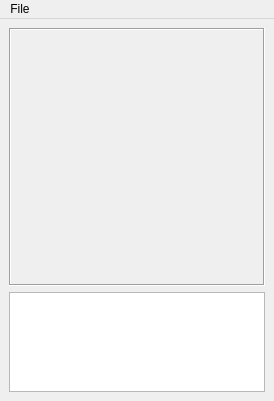
This is src/ui/editors/tpc.ui in vrifftech/HolocronToolset as Qt 5 draws it before an edit. The edited form follows.
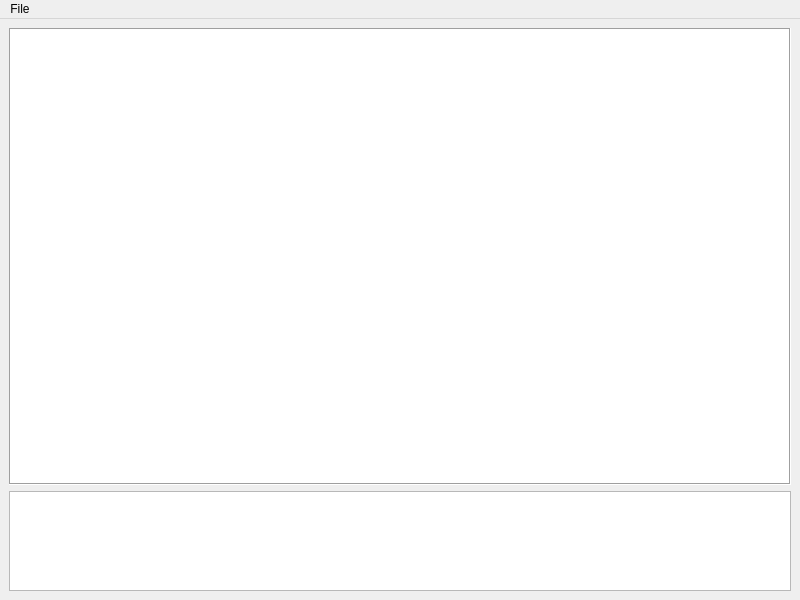
This is the edited form.

The edit to the form file:
```diff
--- a/src/ui/editors/tpc.ui
+++ b/src/ui/editors/tpc.ui
@@ -6,8 +6,8 @@
    <rect>
     <x>0</x>
     <y>0</y>
-    <width>274</width>
-    <height>401</height>
+    <width>800</width>
+    <height>600</height>
    </rect>
   </property>
   <property name="windowTitle">
@@ -16,15 +16,15 @@
   <widget class="QWidget" name="centralwidget">
    <layout class="QVBoxLayout" name="verticalLayout">
     <item>
-     <widget class="QLabel" name="textureImage">
+     <widget class="QGraphicsView" name="textureImage">
       <property name="frameShape">
        <enum>QFrame::Box</enum>
       </property>
       <property name="frameShadow">
        <enum>QFrame::Sunken</enum>
       </property>
-      <property name="text">
-       <string/>
+      <property name="dragMode">
+       <enum>QGraphicsView::ScrollHandDrag</enum>
       </property>
       <property name="alignment">
        <set>Qt::AlignCenter</set>
```
